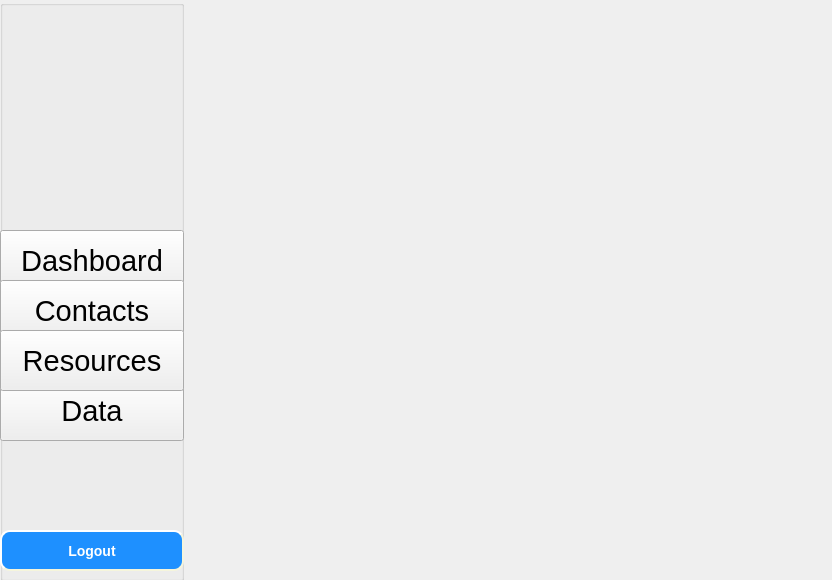
This is CuringCamPAINS/gui/dashboardgui.ui in CS-205-S22/CuringCamPAINS as Qt 5 draws it before an edit. The edited form follows.
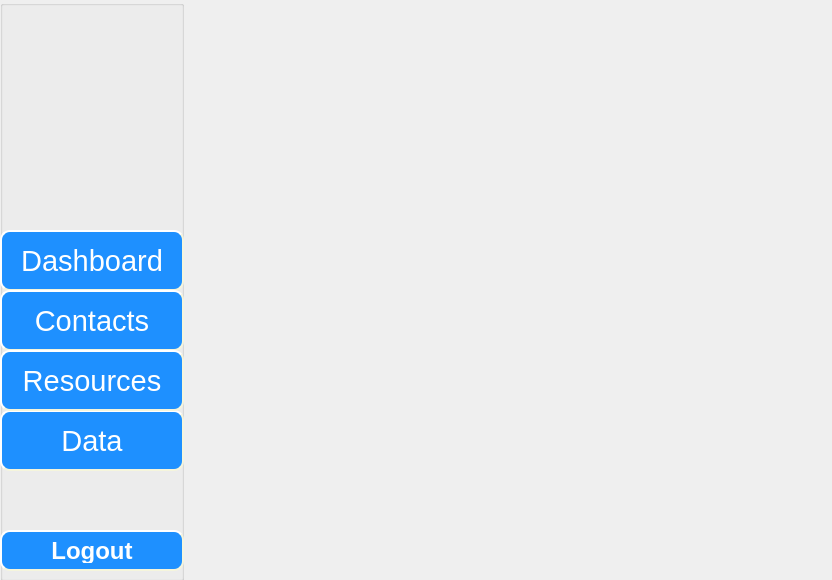
This is the edited form.

```diff
--- a/CuringCamPAINS/gui/dashboardgui.ui
+++ b/CuringCamPAINS/gui/dashboardgui.ui
@@ -39,6 +39,15 @@
       <pointsize>22</pointsize>
      </font>
     </property>
+    <property name="styleSheet">
+     <string notr="true">background-color:rgb(30,144,255);
+color:rgb(255,255,255);
+    border-style: outset;
+    border-width: 2px;
+    border-radius: 10px;
+    border-color: beige;
+    padding: 6px;</string>
+    </property>
     <property name="text">
      <string>Dashboard</string>
     </property>
@@ -47,7 +56,7 @@
     <property name="geometry">
      <rect>
       <x>0</x>
-      <y>280</y>
+      <y>290</y>
       <width>184</width>
       <height>61</height>
      </rect>
@@ -57,6 +66,15 @@
       <pointsize>22</pointsize>
      </font>
     </property>
+    <property name="styleSheet">
+     <string notr="true">background-color:rgb(30,144,255);
+color:rgb(255,255,255);
+    border-style: outset;
+    border-width: 2px;
+    border-radius: 10px;
+    border-color: beige;
+    padding: 6px;</string>
+    </property>
     <property name="text">
      <string>Contacts</string>
     </property>
@@ -65,7 +83,7 @@
     <property name="geometry">
      <rect>
       <x>0</x>
-      <y>380</y>
+      <y>410</y>
       <width>184</width>
       <height>61</height>
      </rect>
@@ -75,6 +93,15 @@
       <pointsize>22</pointsize>
      </font>
     </property>
+    <property name="styleSheet">
+     <string notr="true">background-color:rgb(30,144,255);
+color:rgb(255,255,255);
+    border-style: outset;
+    border-width: 2px;
+    border-radius: 10px;
+    border-color: beige;
+    padding: 6px;</string>
+    </property>
     <property name="text">
      <string>Data</string>
     </property>
@@ -137,7 +164,7 @@
     </property>
     <property name="font">
      <font>
-      <pointsize>-1</pointsize>
+      <pointsize>18</pointsize>
       <italic>false</italic>
       <bold>true</bold>
      </font>
@@ -149,7 +176,6 @@
     border-width: 2px;
     border-radius: 10px;
     border-color: beige;
-    font: bold 14px;
     padding: 6px;</string>
     </property>
     <property name="text">
@@ -160,7 +186,7 @@
     <property name="geometry">
      <rect>
       <x>0</x>
-      <y>330</y>
+      <y>350</y>
       <width>184</width>
       <height>61</height>
      </rect>
@@ -170,6 +196,15 @@
       <pointsize>22</pointsize>
      </font>
     </property>
+    <property name="styleSheet">
+     <string notr="true">background-color:rgb(30,144,255);
+color:rgb(255,255,255);
+    border-style: outset;
+    border-width: 2px;
+    border-radius: 10px;
+    border-color: beige;
+    padding: 6px;</string>
+    </property>
     <property name="text">
      <string>Resources</string>
     </property>
```
